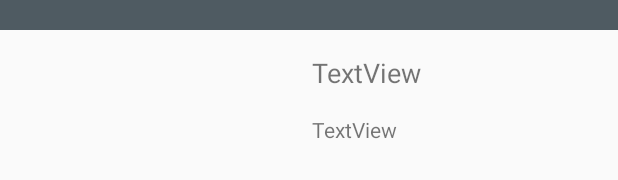
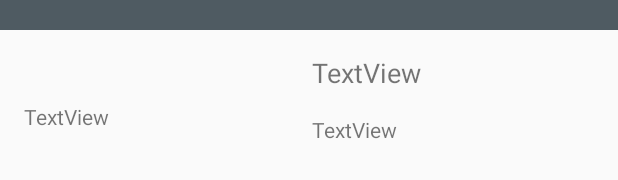
Before and after one commit to gowthamraj07/Udacity_PopularMovies, an Android app: the layout activity_movie_detail.xml on its own in the app's theme, with its tools: preview values and no code run, on a phone screen of 412 x 824 dp. Shown: the part 120-300 px from the top of the screen. Run offline under Robolectric (Android 15) with nearby library versions, the phone set to English and light mode, and no system bars.

Commit message:
Orientation handled

```diff
--- a/app/src/main/java/com/android/gowtham/popularmovies/MainDiscoveryActivity.java
+++ b/app/src/main/java/com/android/gowtham/popularmovies/MainDiscoveryActivity.java
@@ -2,6 +2,7 @@ package com.android.gowtham.popularmovies;
 
 import android.content.Intent;
 import android.content.Loader;
+import android.content.res.Configuration;
 import android.os.Bundle;
 import android.support.v7.app.AppCompatActivity;
 import android.view.Menu;
@@ -47,6 +48,11 @@ public class MainDiscoveryActivity extends AppCompatActivity implements View.OnC
         HttpAsyncTaskLoader httpAsyncTaskLoader = new HttpAsyncTaskLoader(this);
         httpAsyncTaskLoader.registerListener(ID, new MovieDownloadListener());
         httpAsyncTaskLoader.forceLoad();
+    }
+
+    @Override
+    public void onConfigurationChanged(Configuration newConfig) {
+        super.onConfigurationChanged(newConfig);
     }
 
     @Override
--- a/app/src/main/res/layout/activity_movie_detail.xml
+++ b/app/src/main/res/layout/activity_movie_detail.xml
@@ -1,10 +1,15 @@
 <?xml version="1.0" encoding="utf-8"?>
-<android.support.constraint.ConstraintLayout xmlns:android="http://schemas.android.com/apk/res/android"
+
+<ScrollView xmlns:android="http://schemas.android.com/apk/res/android"
     xmlns:app="http://schemas.android.com/apk/res-auto"
     xmlns:tools="http://schemas.android.com/tools"
     android:layout_width="match_parent"
     android:layout_height="match_parent"
     tools:context="com.android.gowtham.popularmovies.MovieDetailActivity">
+
+    <android.support.constraint.ConstraintLayout
+        android:layout_width="match_parent"
+        android:layout_height="wrap_content">
 
         <TextView
             android:id="@+id/tvTitle"
@@ -61,23 +66,21 @@
             app:layout_constraintStart_toEndOf="@+id/guideline"
             app:layout_constraintTop_toBottomOf="@+id/tvReleaseDate" />
 
-    <ScrollView
+        <TextView
+            android:id="@+id/tvSynopsis"
             android:layout_width="0dp"
-        android:layout_height="0dp"
-        android:layout_marginBottom="16dp"
-        android:layout_marginEnd="16dp"
-        android:layout_marginStart="16dp"
+            android:layout_height="wrap_content"
             android:layout_marginTop="16dp"
+            android:padding="16dp"
             android:text="TextView"
-        app:layout_constraintBottom_toBottomOf="parent"
             app:layout_constraintEnd_toEndOf="parent"
+            app:layout_constraintHorizontal_bias="0.0"
+            app:layout_constraintLeft_toLeftOf="parent"
+            app:layout_constraintRight_toRightOf="parent"
             app:layout_constraintStart_toStartOf="parent"
             app:layout_constraintTop_toBottomOf="@+id/ivThumbnail">
 
-        <TextView
-            android:id="@+id/tvSynopsis"
-            android:layout_width="match_parent"
-            android:layout_height="wrap_content" />
+        </TextView>
+    </android.support.constraint.ConstraintLayout>
 
 </ScrollView>
-</android.support.constraint.ConstraintLayout>
```
Lines whose indentation alone changed are shown as unchanged.
